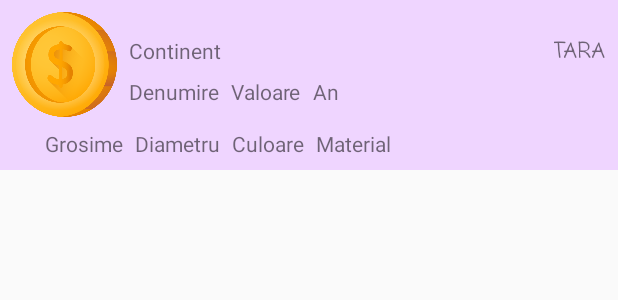
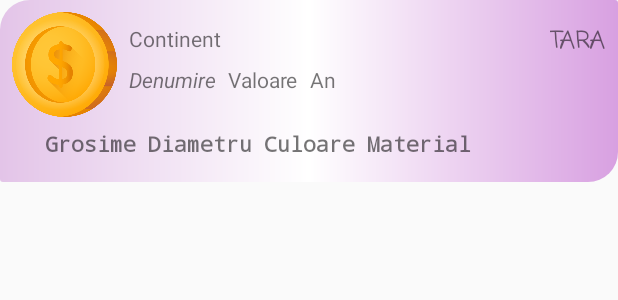
Before and after one commit to Diana2808/Project_Android, an Android app: the layout lv_row_view_biblioteca.xml on its own in the app's theme, with its tools: preview values and no code run, on a phone screen of 412 x 824 dp. Shown: the top 300 px of the screen. Run offline under Robolectric (Android 15) with nearby library versions, the phone set to English and light mode, and no system bars.

Commit message:
adapter frumos personalizat biblioteca semi-functional

```diff
--- a/app/src/main/java/com/example/project/MonedaAdapter.java
+++ b/app/src/main/java/com/example/project/MonedaAdapter.java
@@ -11,8 +11,10 @@ import android.widget.TextView;
 import androidx.annotation.NonNull;
 import androidx.annotation.Nullable;
 
+import com.example.project.clase.Moneda;
 import com.example.project.clase.Tara;
 
+import java.util.ArrayList;
 import java.util.List;
 
 public class MonedaAdapter extends ArrayAdapter<Tara> {
@@ -72,4 +74,5 @@ public class MonedaAdapter extends ArrayAdapter<Tara> {
         }
     }
 
+
 }
--- a/app/src/main/java/com/example/project/clase/Tara.java
+++ b/app/src/main/java/com/example/project/clase/Tara.java
@@ -44,6 +44,7 @@ public class Tara implements Parcelable {
     }
 
 
+
     @Override
     public String toString() {
         return "Tara{" +
--- a/app/src/main/res/drawable/lista.xml
+++ b/app/src/main/res/drawable/lista.xml
@@ -1,7 +1,7 @@
 <?xml version="1.0" encoding="utf-8"?>
 <shape xmlns:android="http://schemas.android.com/apk/res/android">
 
-<corners android:topLeftRadius="20dp" android:topRightRadius="5dp" android:bottomLeftRadius="5dp" android:bottomRightRadius="5dp"></corners>
+<corners android:topLeftRadius="20dp" android:topRightRadius="2dp" android:bottomLeftRadius="2dp" android:bottomRightRadius="20dp"></corners>
 <gradient android:centerColor="#fff" android:startColor="#E3C4E8"   android:endColor="#D8A0E1" ></gradient>
 
 </shape>
--- a/app/src/main/res/layout/lv_row_view_biblioteca.xml
+++ b/app/src/main/res/layout/lv_row_view_biblioteca.xml
@@ -4,7 +4,8 @@
     android:layout_width="match_parent"
     android:layout_height="wrap_content"
     xmlns:app="http://schemas.android.com/apk/res-auto"
-    android:background="@color/lw_row_view_Biblioteca_background">
+    android:background="@drawable/lista"
+    android:paddingBottom="8dp">
 
     <ImageView
         android:id="@+id/iv_row_icon"
@@ -22,7 +23,7 @@
         android:id="@+id/first_constraint"
         android:layout_width="0dp"
         android:layout_height="wrap_content"
-        android:layout_marginTop="16dp"
+        android:layout_marginTop="8dp"
         app:layout_constraintEnd_toEndOf="parent"
         app:layout_constraintStart_toEndOf="@+id/iv_row_icon"
         app:layout_constraintTop_toTopOf="parent">
@@ -50,10 +51,11 @@
             android:layout_marginTop="8dp"
             android:layout_marginEnd="8dp"
             android:layout_marginRight="8dp"
-            app:fontFamily="casual"
             android:text="@string/tv_row_tara"
             android:textAllCaps="true"
+            android:textSize="15sp"
             android:textStyle="bold"
+            app:fontFamily="casual"
             app:layout_constraintEnd_toEndOf="parent"
             app:layout_constraintStart_toEndOf="@id/tv_row_continent"
             app:layout_constraintTop_toTopOf="parent" />
@@ -68,6 +70,7 @@
             android:layout_marginEnd="8dp"
             android:layout_marginRight="8dp"
             android:text="@string/tv_row_denumire"
+            android:textStyle="italic"
             app:layout_constraintStart_toStartOf="parent"
             app:layout_constraintTop_toBottomOf="@id/tv_row_continent" />
 
@@ -106,6 +109,7 @@
         android:layout_height="wrap_content"
         android:layout_marginBottom="8dp"
         app:layout_constraintBottom_toBottomOf="parent"
+        app:layout_constraintEnd_toEndOf="parent"
         app:layout_constraintStart_toStartOf="parent"
         app:layout_constraintTop_toBottomOf="@id/iv_row_icon">
 
@@ -119,6 +123,8 @@
             android:layout_marginEnd="8dp"
             android:layout_marginRight="8dp"
             android:text="@string/tv_row_grosime"
+            android:fontFamily="monospace"
+            android:textStyle="bold"
             app:layout_constraintBottom_toBottomOf="parent"
             app:layout_constraintStart_toStartOf="parent"
             app:layout_constraintTop_toTopOf="parent" />
@@ -133,6 +139,8 @@
             android:layout_marginEnd="8dp"
             android:layout_marginRight="8dp"
             android:text="@string/tv_row_diametru"
+            android:fontFamily="monospace"
+            android:textStyle="bold"
             app:layout_constraintBottom_toBottomOf="parent"
             app:layout_constraintStart_toEndOf="@id/tv_row_grosime"
             app:layout_constraintTop_toTopOf="parent" />
@@ -147,6 +155,8 @@
             android:layout_marginEnd="8dp"
             android:layout_marginRight="8dp"
             android:text="@string/tv_row_culoare"
+            android:fontFamily="monospace"
+            android:textStyle="bold"
             app:layout_constraintBottom_toBottomOf="parent"
             app:layout_constraintStart_toEndOf="@id/tv_row_diametru"
             app:layout_constraintTop_toTopOf="parent" />
@@ -161,6 +171,8 @@
             android:layout_marginEnd="8dp"
             android:layout_marginRight="8dp"
             android:text="@string/tv_row_material"
+            android:fontFamily="monospace"
+            android:textStyle="bold"
             app:layout_constraintBottom_toBottomOf="parent"
             app:layout_constraintStart_toEndOf="@id/tv_row_culoare"
             app:layout_constraintTop_toTopOf="parent" />
```
Also changed, not shown: app/src/main/res/layout/fragment_biblioteca.xml (+7 -2 lines).
